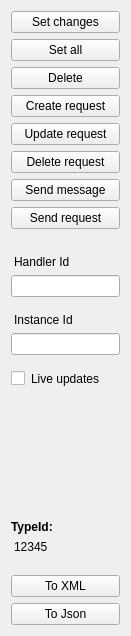
SafirSDK/safir-sdk-core, file src/util/sate/src/operationswidget.ui: the form before one commit.
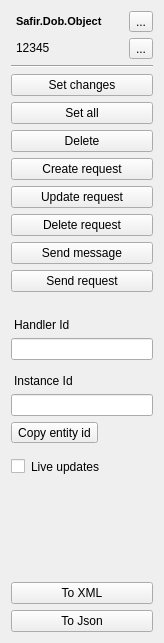
The form after the commit.

Commit message: #529 - Added copy entity id to clipboard. Also added shortcuts for copying type name and typeId to clipboard.

```diff
--- a/src/util/sate/src/operationswidget.ui
+++ b/src/util/sate/src/operationswidget.ui
@@ -6,14 +6,91 @@
    <rect>
     <x>0</x>
     <y>0</y>
-    <width>131</width>
-    <height>636</height>
+    <width>164</width>
+    <height>643</height>
    </rect>
   </property>
   <property name="windowTitle">
    <string>Form</string>
   </property>
   <layout class="QVBoxLayout" name="verticalLayout">
+   <item>
+    <layout class="QHBoxLayout" name="horizontalLayout">
+     <item>
+      <widget class="QLabel" name="nameLabel">
+       <property name="font">
+        <font>
+         <pointsize>8</pointsize>
+         <bold>true</bold>
+        </font>
+       </property>
+       <property name="toolTip">
+        <string>Type name</string>
+       </property>
+       <property name="styleSheet">
+        <string notr="true">margin: 2px;</string>
+       </property>
+       <property name="text">
+        <string>Safir.Dob.Object</string>
+       </property>
+       <property name="textInteractionFlags">
+        <set>Qt::LinksAccessibleByMouse|Qt::TextSelectableByKeyboard|Qt::TextSelectableByMouse</set>
+       </property>
+      </widget>
+     </item>
+     <item>
+      <widget class="QToolButton" name="copyNameBtn">
+       <property name="toolTip">
+        <string>Copy type name to clipboard.</string>
+       </property>
+       <property name="text">
+        <string>...</string>
+       </property>
+      </widget>
+     </item>
+    </layout>
+   </item>
+   <item>
+    <layout class="QHBoxLayout" name="horizontalLayout_2">
+     <item>
+      <widget class="QLabel" name="typeIdLabel">
+       <property name="toolTip">
+        <string>Type id</string>
+       </property>
+       <property name="styleSheet">
+        <string notr="true">font-size: 12px;
+margin: 2px;</string>
+       </property>
+       <property name="frameShape">
+        <enum>QFrame::NoFrame</enum>
+       </property>
+       <property name="text">
+        <string>12345</string>
+       </property>
+       <property name="textInteractionFlags">
+        <set>Qt::LinksAccessibleByMouse|Qt::TextSelectableByKeyboard|Qt::TextSelectableByMouse</set>
+       </property>
+      </widget>
+     </item>
+     <item>
+      <widget class="QToolButton" name="copyTypeIdBtn">
+       <property name="toolTip">
+        <string>Copy type id to clipboard.</string>
+       </property>
+       <property name="text">
+        <string>...</string>
+       </property>
+      </widget>
+     </item>
+    </layout>
+   </item>
+   <item>
+    <widget class="Line" name="line">
+     <property name="orientation">
+      <enum>Qt::Horizontal</enum>
+     </property>
+    </widget>
+   </item>
    <item>
     <widget class="QPushButton" name="setChangesBtn">
      <property name="text">
@@ -89,7 +166,7 @@
    <item>
     <widget class="QLabel" name="instanceLabel">
      <property name="styleSheet">
-      <string notr="true">margin-top: 10px;</string>
+      <string notr="true">margin-top: 8px;</string>
      </property>
      <property name="text">
       <string>Instance Id</string>
@@ -99,6 +176,16 @@
    <item>
     <widget class="QLineEdit" name="instanceEdit"/>
    </item>
+   <item>
+    <widget class="QToolButton" name="copyEntityIdBtn">
+     <property name="text">
+      <string>Copy entity id</string>
+     </property>
+     <property name="toolButtonStyle">
+      <enum>Qt::ToolButtonTextBesideIcon</enum>
+     </property>
+    </widget>
+   </item>
    <item>
     <widget class="QCheckBox" name="liveUpdateCheckBox">
      <property name="styleSheet">
@@ -122,35 +209,6 @@
      </property>
     </spacer>
    </item>
-   <item>
-    <widget class="QLabel" name="label">
-     <property name="font">
-      <font>
-       <bold>true</bold>
-      </font>
-     </property>
-     <property name="text">
-      <string>TypeId:</string>
-     </property>
-    </widget>
-   </item>
-   <item>
-    <widget class="QLabel" name="typeIdLabel">
-     <property name="styleSheet">
-      <string notr="true">font-size: 12px;
- margin-bottom:15px;</string>
-     </property>
-     <property name="frameShape">
-      <enum>QFrame::NoFrame</enum>
-     </property>
-     <property name="text">
-      <string>12345</string>
-     </property>
-     <property name="textInteractionFlags">
-      <set>Qt::LinksAccessibleByMouse|Qt::TextSelectableByKeyboard|Qt::TextSelectableByMouse</set>
-     </property>
-    </widget>
-   </item>
    <item>
     <widget class="QPushButton" name="toXmlBtn">
      <property name="text">
```
The commit also changes 10 other files.
